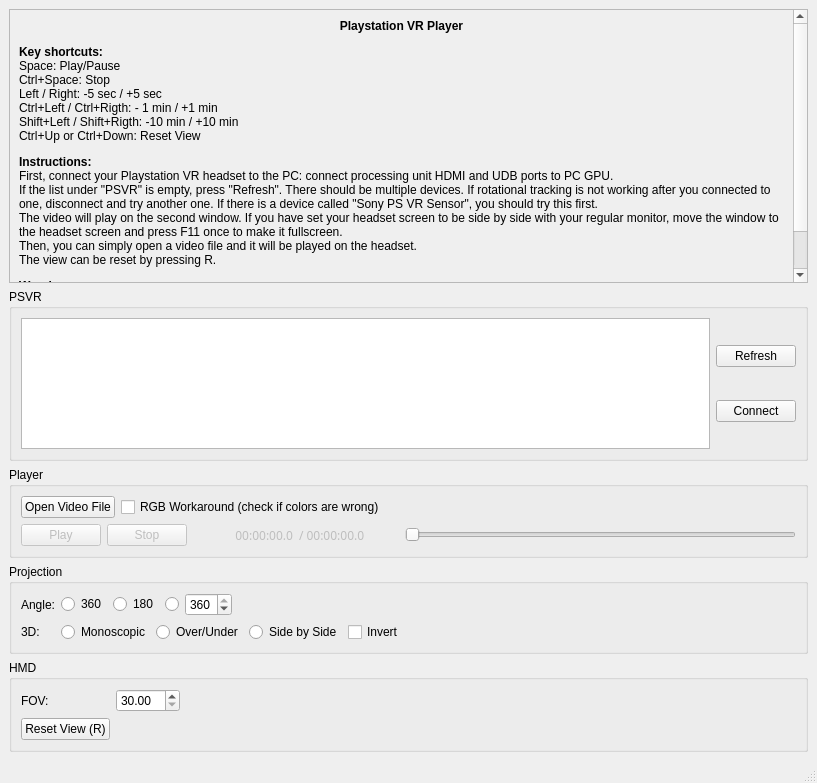
Qt form src/mainwindow.ui (evgenykislov/psvr_player) before a commit.
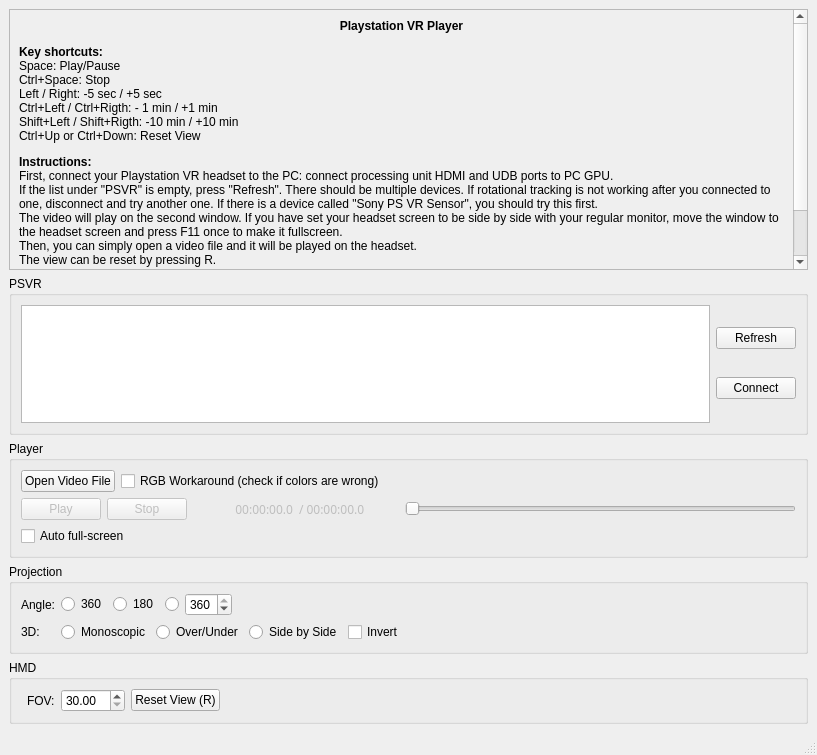
The same form after that commit.

Commit message: Implements auto full-screen during playing.

The edit to the form file:
```diff
--- a/src/mainwindow.ui
+++ b/src/mainwindow.ui
@@ -7,7 +7,7 @@
     <x>0</x>
     <y>0</y>
     <width>817</width>
-    <height>783</height>
+    <height>755</height>
    </rect>
   </property>
   <property name="windowTitle">
@@ -234,6 +234,17 @@
          </layout>
         </widget>
        </item>
+       <item>
+        <layout class="QHBoxLayout" name="horizontalLayout_8">
+         <item>
+          <widget class="QCheckBox" name="AutoFullScreenChk">
+           <property name="text">
+            <string>Auto full-screen</string>
+           </property>
+          </widget>
+         </item>
+        </layout>
+       </item>
       </layout>
      </widget>
     </item>
@@ -406,22 +417,15 @@
        <string>HMD</string>
       </property>
       <layout class="QFormLayout" name="formLayout">
-       <item row="1" column="0">
-        <widget class="QLabel" name="label_2">
-         <property name="text">
-          <string>FOV:</string>
-         </property>
-        </widget>
-       </item>
-       <item row="2" column="0">
-        <widget class="QPushButton" name="ResetViewButton">
-         <property name="text">
-          <string>Reset View (R)</string>
-         </property>
-        </widget>
-       </item>
        <item row="1" column="1">
         <layout class="QHBoxLayout" name="horizontalLayout_6">
+         <item>
+          <widget class="QLabel" name="label_2">
+           <property name="text">
+            <string>FOV:</string>
+           </property>
+          </widget>
+         </item>
          <item>
           <widget class="QDoubleSpinBox" name="FOVDoubleSpinBox">
            <property name="minimum">
@@ -435,6 +439,13 @@
            </property>
           </widget>
          </item>
+         <item>
+          <widget class="QPushButton" name="ResetViewButton">
+           <property name="text">
+            <string>Reset View (R)</string>
+           </property>
+          </widget>
+         </item>
          <item>
           <spacer name="horizontalSpacer_3">
            <property name="orientation">
```
The commit also changes 1 other file.
